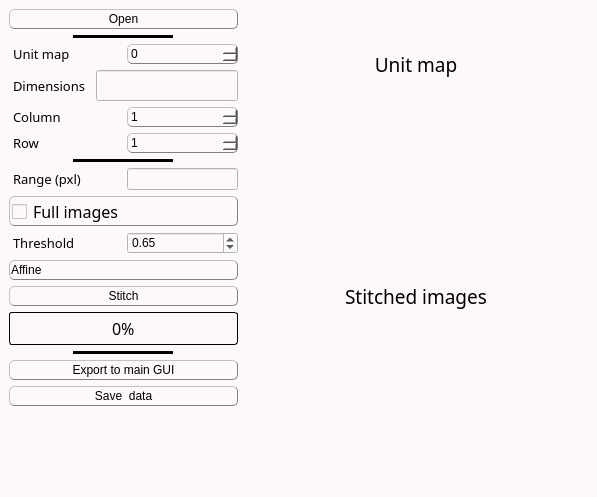
Cyril-Langlois/iniCHORD, file inichord/TwoD_Stitching.ui: the form before one commit.
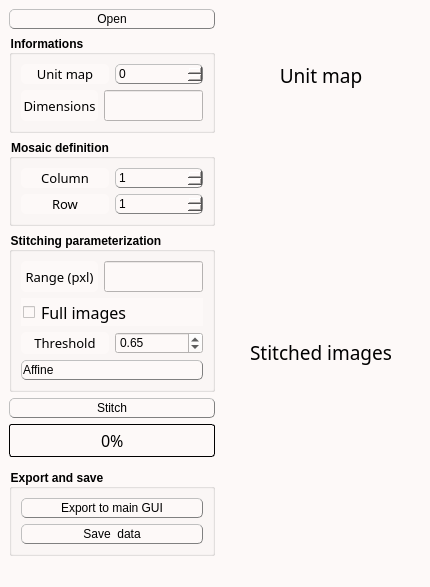
The form after the commit. Icons and pictures are not drawn. Custom widgets are drawn as their Qt base class.

Diff of the .ui file:
```diff
--- a/inichord/TwoD_Stitching.ui
+++ b/inichord/TwoD_Stitching.ui
@@ -6,8 +6,8 @@
    <rect>
     <x>0</x>
     <y>0</y>
-    <width>597</width>
-    <height>497</height>
+    <width>430</width>
+    <height>576</height>
    </rect>
   </property>
   <property name="windowTitle">
@@ -30,13 +30,13 @@
 QLabel, QPushButton, QPushButton:hover, QCheckBox, QComboBox, Line, QTextEdit, QSpinBox {color: rgb(0, 0, 0)}
 
 /* style des bordures 1 */
-QLabel, QPushButton, QPushButton:hover, QCheckBox, QComboBox, QSpinBox  {
+QLabel, QPushButton, QPushButton:hover, QComboBox, QSpinBox  {
 	border-style : outset;
 	min-width : 5em;
 }
 
 /* style des bordures 2 */
-QPushButton, QPushButton:hover, QCheckBox, QComboBox, QSpinBox  {
+QPushButton, QPushButton:hover, QComboBox, QSpinBox  {
 	border-radius: 5px;
 	border-width: 1px;
 	border-color: gray;
@@ -46,7 +46,7 @@
 QPushButton, QPushButton:hover, QCheckBox, QProgressBar {font: 12pt &quot;Noto Sans Cond&quot;}
 
 /* Font 2 */
-QComboBox, QTextEdit, QSpinBox {font: 10pt &quot;Noto Sans Cond&quot;}
+QComboBox, QTextEdit, QSpinBox, QLineEdit {font: 10pt &quot;Noto Sans Cond&quot;}
 
 /* Padding 1 */
 QLabel, QComboBox, QComboBox::down-arrow, QSpinBox, QSpinBox::down-arrow, QSpinBox::up-arrow {padding : 1px;}
@@ -56,8 +56,8 @@
 
 /* Gestion taille des QCheckBoxes */
 QCheckBox::indicator:unchecked, QCheckBox::indicator:unchecked:hover, QCheckBox::indicator:checked, QCheckBox::indicator:checked:hover  {
-	width :15px;
-	height : 15px;
+	width :12px;
+	height : 12px;
 }
 
 QLabel {
@@ -156,6 +156,10 @@
     height: 30px;
     margin: -10px 0; /* handle is placed by default on the contents rect of the groove. Expand outside the groove */
     border-radius: 3px;
+}
+
+QGroupBox {
+    font-weight: bold;
 }</string>
   </property>
   <widget class="QWidget" name="centralwidget">
@@ -174,7 +178,7 @@
           </property>
           <property name="minimumSize">
            <size>
-            <width>96</width>
+            <width>116</width>
             <height>0</height>
            </size>
           </property>
@@ -196,34 +200,12 @@
           </property>
          </widget>
         </item>
-        <item alignment="Qt::AlignHCenter">
-         <widget class="Line" name="line1">
-          <property name="sizePolicy">
-           <sizepolicy hsizetype="Fixed" vsizetype="Fixed">
-            <horstretch>0</horstretch>
-            <verstretch>0</verstretch>
-           </sizepolicy>
+        <item>
+         <widget class="QGroupBox" name="groupBox_3">
+          <property name="title">
+           <string>Informations</string>
           </property>
-          <property name="minimumSize">
-           <size>
-            <width>100</width>
-            <height>0</height>
-           </size>
-          </property>
-          <property name="frameShadow">
-           <enum>QFrame::Plain</enum>
-          </property>
-          <property name="lineWidth">
-           <number>5</number>
-          </property>
-          <property name="midLineWidth">
-           <number>5</number>
-          </property>
-          <property name="orientation">
-           <enum>Qt::Horizontal</enum>
-          </property>
-         </widget>
-        </item>
+          <layout class="QVBoxLayout" name="verticalLayout_6">
         <item>
          <layout class="QHBoxLayout" name="horizontalLayout_3">
           <item>
@@ -242,7 +224,7 @@
             </property>
             <property name="maximumSize">
              <size>
-              <width>117</width>
+                 <width>16777215</width>
               <height>16777215</height>
              </size>
             </property>
@@ -262,7 +244,7 @@
              <string>Unit map</string>
             </property>
             <property name="alignment">
-             <set>Qt::AlignLeading|Qt::AlignLeft|Qt::AlignVCenter</set>
+                <set>Qt::AlignCenter</set>
             </property>
            </widget>
           </item>
@@ -276,7 +258,7 @@
             </property>
             <property name="minimumSize">
              <size>
-              <width>79</width>
+                 <width>0</width>
               <height>0</height>
              </size>
             </property>
@@ -317,7 +299,7 @@
             </property>
             <property name="maximumSize">
              <size>
-              <width>117</width>
+                 <width>16777215</width>
               <height>16777215</height>
              </size>
             </property>
@@ -337,7 +319,7 @@
              <string>Dimensions</string>
             </property>
             <property name="alignment">
-             <set>Qt::AlignLeading|Qt::AlignLeft|Qt::AlignVCenter</set>
+                <set>Qt::AlignCenter</set>
             </property>
            </widget>
           </item>
@@ -376,10 +358,22 @@
             <property name="alignment">
              <set>Qt::AlignCenter</set>
             </property>
+               <property name="readOnly">
+                <bool>true</bool>
+               </property>
            </widget>
           </item>
          </layout>
         </item>
+          </layout>
+         </widget>
+        </item>
+        <item>
+         <widget class="QGroupBox" name="groupBox_2">
+          <property name="title">
+           <string>Mosaic definition</string>
+          </property>
+          <layout class="QVBoxLayout" name="verticalLayout_7">
         <item>
          <layout class="QHBoxLayout" name="horizontalLayout_4">
           <item>
@@ -398,7 +392,7 @@
             </property>
             <property name="maximumSize">
              <size>
-              <width>117</width>
+                 <width>16777215</width>
               <height>16777215</height>
              </size>
             </property>
@@ -418,7 +412,7 @@
              <string>Column</string>
             </property>
             <property name="alignment">
-             <set>Qt::AlignLeading|Qt::AlignLeft|Qt::AlignVCenter</set>
+                <set>Qt::AlignCenter</set>
             </property>
            </widget>
           </item>
@@ -458,7 +452,7 @@
             </property>
             <property name="maximumSize">
              <size>
-              <width>117</width>
+                 <width>16777215</width>
               <height>16777215</height>
              </size>
             </property>
@@ -478,7 +472,7 @@
              <string>Row</string>
             </property>
             <property name="alignment">
-             <set>Qt::AlignLeading|Qt::AlignLeft|Qt::AlignVCenter</set>
+                <set>Qt::AlignCenter</set>
             </property>
            </widget>
           </item>
@@ -500,34 +494,15 @@
           </item>
          </layout>
         </item>
-        <item alignment="Qt::AlignHCenter">
-         <widget class="Line" name="line2">
-          <property name="sizePolicy">
-           <sizepolicy hsizetype="Fixed" vsizetype="Fixed">
-            <horstretch>0</horstretch>
-            <verstretch>0</verstretch>
-           </sizepolicy>
-          </property>
-          <property name="minimumSize">
-           <size>
-            <width>100</width>
-            <height>0</height>
-           </size>
-          </property>
-          <property name="frameShadow">
-           <enum>QFrame::Plain</enum>
-          </property>
-          <property name="lineWidth">
-           <number>5</number>
-          </property>
-          <property name="midLineWidth">
-           <number>5</number>
-          </property>
-          <property name="orientation">
-           <enum>Qt::Horizontal</enum>
-          </property>
+          </layout>
          </widget>
         </item>
+        <item>
+         <widget class="QGroupBox" name="groupBox">
+          <property name="title">
+           <string>Stitching parameterization</string>
+          </property>
+          <layout class="QVBoxLayout" name="verticalLayout_8">
         <item>
          <layout class="QHBoxLayout" name="horizontalLayout">
           <item>
@@ -546,7 +521,7 @@
             </property>
             <property name="maximumSize">
              <size>
-              <width>117</width>
+                 <width>16777215</width>
               <height>16777215</height>
              </size>
             </property>
@@ -566,7 +541,7 @@
              <string>Range (pxl)</string>
             </property>
             <property name="alignment">
-             <set>Qt::AlignLeading|Qt::AlignLeft|Qt::AlignVCenter</set>
+                <set>Qt::AlignCenter</set>
             </property>
            </widget>
           </item>
@@ -584,6 +559,15 @@
               <height>16777215</height>
              </size>
             </property>
+               <property name="font">
+                <font>
+                 <family>Noto Sans Cond</family>
+                 <pointsize>12</pointsize>
+                 <weight>50</weight>
+                 <italic>false</italic>
+                 <bold>false</bold>
+                </font>
+               </property>
             <property name="toolTip">
              <string>&lt;html&gt;&lt;head/&gt;&lt;body&gt;&lt;p&gt;&lt;span style=&quot; font-size:11pt;&quot;&gt;Give the length (pxl) of search in each image.&lt;/span&gt;&lt;/p&gt;&lt;/body&gt;&lt;/html&gt;</string>
             </property>
@@ -601,7 +585,7 @@
           </property>
           <property name="minimumSize">
            <size>
-            <width>96</width>
+               <width>0</width>
             <height>0</height>
            </size>
           </property>
@@ -643,7 +627,7 @@
             </property>
             <property name="maximumSize">
              <size>
-              <width>117</width>
+                 <width>16777215</width>
               <height>16777215</height>
              </size>
             </property>
@@ -663,7 +647,7 @@
              <string>Threshold</string>
             </property>
             <property name="alignment">
-             <set>Qt::AlignLeading|Qt::AlignLeft|Qt::AlignVCenter</set>
+                <set>Qt::AlignCenter</set>
             </property>
            </widget>
           </item>
@@ -728,6 +712,9 @@
           </item>
          </widget>
         </item>
+          </layout>
+         </widget>
+        </item>
         <item>
          <widget class="QPushButton" name="ComputeClass_bttn">
           <property name="sizePolicy">
@@ -738,7 +725,7 @@
           </property>
           <property name="minimumSize">
            <size>
-            <width>96</width>
+            <width>116</width>
             <height>0</height>
            </size>
           </property>
@@ -785,34 +772,17 @@
           </property>
          </widget>
         </item>
-        <item alignment="Qt::AlignHCenter">
-         <widget class="Line" name="line1_2">
-          <property name="sizePolicy">
-           <sizepolicy hsizetype="Fixed" vsizetype="Fixed">
-            <horstretch>0</horstretch>
-            <verstretch>0</verstretch>
-           </sizepolicy>
-          </property>
-          <property name="minimumSize">
-           <size>
-            <width>100</width>
-            <height>0</height>
-           </size>
-          </property>
-          <property name="frameShadow">
-           <enum>QFrame::Plain</enum>
-          </property>
-          <property name="lineWidth">
-           <number>5</number>
-          </property>
-          <property name="midLineWidth">
-           <number>5</number>
-          </property>
-          <property name="orientation">
-           <enum>Qt::Horizontal</enum>
-          </property>
-         </widget>
-        </item>
+        <item>
+         <layout class="QVBoxLayout" name="verticalLayout_2">
+          <item>
+           <widget class="QWidget" name="widget" native="true"/>
+          </item>
+          <item>
+           <widget class="QGroupBox" name="groupBox_4">
+            <property name="title">
+             <string>Export and save</string>
+            </property>
+            <layout class="QVBoxLayout" name="verticalLayout_9">
         <item>
          <widget class="QPushButton" name="Push_export">
           <property name="sizePolicy">
@@ -823,7 +793,7 @@
           </property>
           <property name="minimumSize">
            <size>
-            <width>96</width>
+                 <width>116</width>
             <height>0</height>
            </size>
           </property>
@@ -840,8 +810,6 @@
          </widget>
         </item>
         <item>
-         <layout class="QVBoxLayout" name="verticalLayout_2">
-          <item>
            <widget class="QPushButton" name="Save_bttn">
             <property name="sizePolicy">
              <sizepolicy hsizetype="Minimum" vsizetype="Fixed">
@@ -851,7 +819,7 @@
             </property>
             <property name="minimumSize">
              <size>
-              <width>96</width>
+                 <width>116</width>
               <height>0</height>
              </size>
             </property>
@@ -867,8 +835,8 @@
             </property>
            </widget>
           </item>
-          <item>
-           <widget class="QWidget" name="widget" native="true"/>
+            </layout>
+           </widget>
           </item>
           <item>
            <spacer name="verticalSpacer">
@@ -902,6 +870,12 @@
               <verstretch>0</verstretch>
              </sizepolicy>
             </property>
+            <property name="minimumSize">
+             <size>
+              <width>200</width>
+              <height>0</height>
+             </size>
+            </property>
             <property name="palette">
              <palette>
               <active>
@@ -1111,6 +1085,12 @@
               <verstretch>0</verstretch>
              </sizepolicy>
             </property>
+            <property name="minimumSize">
+             <size>
+              <width>200</width>
+              <height>0</height>
+             </size>
+            </property>
            </widget>
           </item>
          </layout>
@@ -1125,6 +1105,12 @@
               <verstretch>0</verstretch>
              </sizepolicy>
             </property>
+            <property name="minimumSize">
+             <size>
+              <width>200</width>
+              <height>0</height>
+             </size>
+            </property>
             <property name="palette">
              <palette>
               <active>
@@ -1334,6 +1320,12 @@
               <verstretch>0</verstretch>
              </sizepolicy>
             </property>
+            <property name="minimumSize">
+             <size>
+              <width>200</width>
+              <height>0</height>
+             </size>
+            </property>
            </widget>
           </item>
          </layout>
```
Left out of the diff: 17 changed lines with no effect on the pictures. Lines whose indentation alone changed are shown as unchanged.
